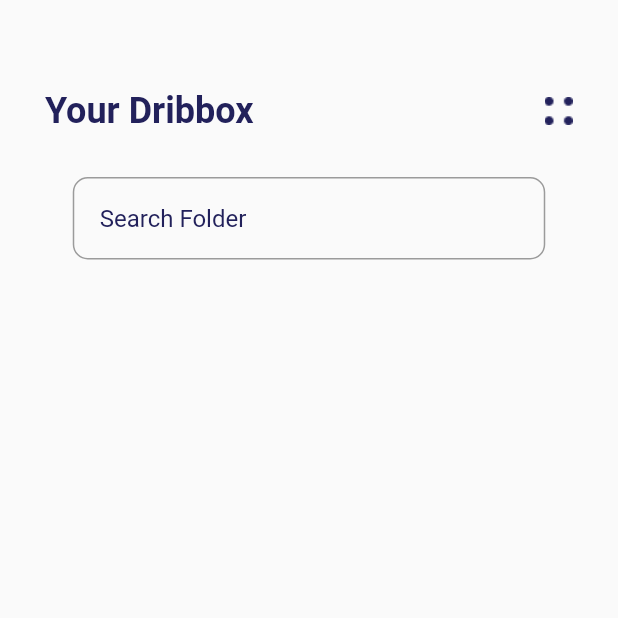
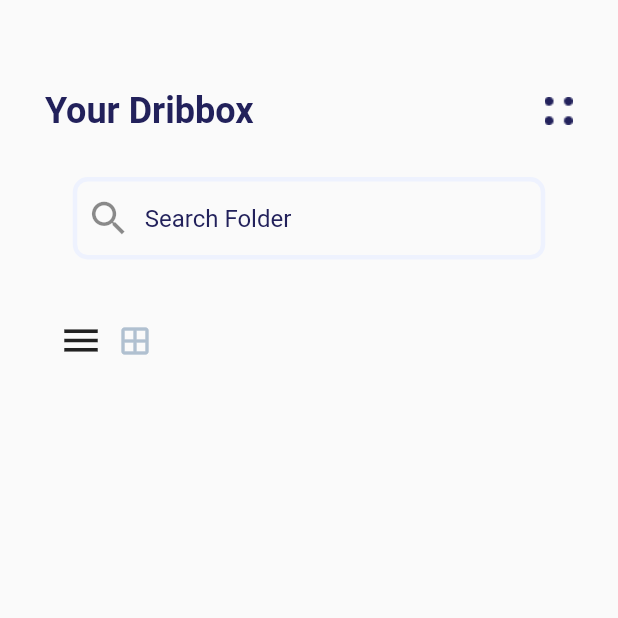
Before and after one commit to AlninoDP/dirbbox, a Flutter app: the screen it shows after launch, on a phone screen of 412 x 824 dp, the top half of it. Run offline on Flutter 3.47's test engine with Material 2 defaults, Android fonts, the phone set to English and light mode, and no system bars.

```diff
--- a/lib/views/home_page/home_page.dart
+++ b/lib/views/home_page/home_page.dart
@@ -1,3 +1,4 @@
+import 'package:dirbbox/views/home_page/widgets/grid_button.dart';
 import 'package:flutter/material.dart';
 
 class HomePage extends StatelessWidget {
@@ -34,18 +35,42 @@ class HomePage extends StatelessWidget {
               width: 315,
               height: 55,
               child: TextField(
+                style: const TextStyle(fontSize: 16),
                 decoration: InputDecoration(
                   contentPadding:
-                        const EdgeInsets.symmetric(horizontal: 0, vertical: 18),
-                    prefix: Image.asset('assets/images/search_icon.png'),
+                      const EdgeInsets.symmetric(horizontal: 20, vertical: 18),
+                  prefixIcon: const Icon(Icons.search, size: 30),
                   hintText: 'Search Folder',
                   hintStyle: const TextStyle(
                     fontSize: 16,
                     color: Color(0xff22215B),
                   ),
+                  enabledBorder: OutlineInputBorder(
+                      borderRadius: BorderRadius.circular(10),
+                      borderSide:
+                          const BorderSide(color: Color(0xffEEF2FE), width: 3)),
                   border: OutlineInputBorder(
-                        borderRadius: BorderRadius.circular(10))),
+                    borderRadius: BorderRadius.circular(
+                      10,
                     ),
+                  ),
+                ),
+              ),
+            ),
+            const SizedBox(
+              height: 30,
+            ),
+            Row(
+              children: [
+                IconButton(
+                  onPressed: () {},
+                  icon: const Icon(
+                    Icons.menu,
+                    size: 30,
+                  ),
+                ),
+                GridButton(icon: Icons.window_outlined)
+              ],
             )
           ],
         ),
--- /dev/null
+++ b/lib/views/home_page/widgets/grid_button.dart
@@ -0,0 +1,18 @@
+import 'package:flutter/material.dart';
+
+class GridButton extends StatelessWidget {
+  final IconData icon;
+  const GridButton({super.key, required this.icon});
+
+  @override
+  Widget build(BuildContext context) {
+    bool isActived = false;
+    return GestureDetector(
+      onTap: () {},
+      child: Icon(
+        icon,
+        color: isActived ? Color(0xff22215B) : Color(0xffB0C0D0),
+      ),
+    );
+  }
+}
--- a/pubspec.yaml
+++ b/pubspec.yaml
@@ -15,6 +15,7 @@ dependencies:
   # The following adds the Cupertino Icons font to your application.
   # Use with the CupertinoIcons class for iOS style icons.
   cupertino_icons: ^1.0.2
+  provider: ^6.0.5
 
 dev_dependencies:
   flutter_test:
```
Also changed, not shown: pubspec.lock. Lines whose indentation alone changed are shown as unchanged.
